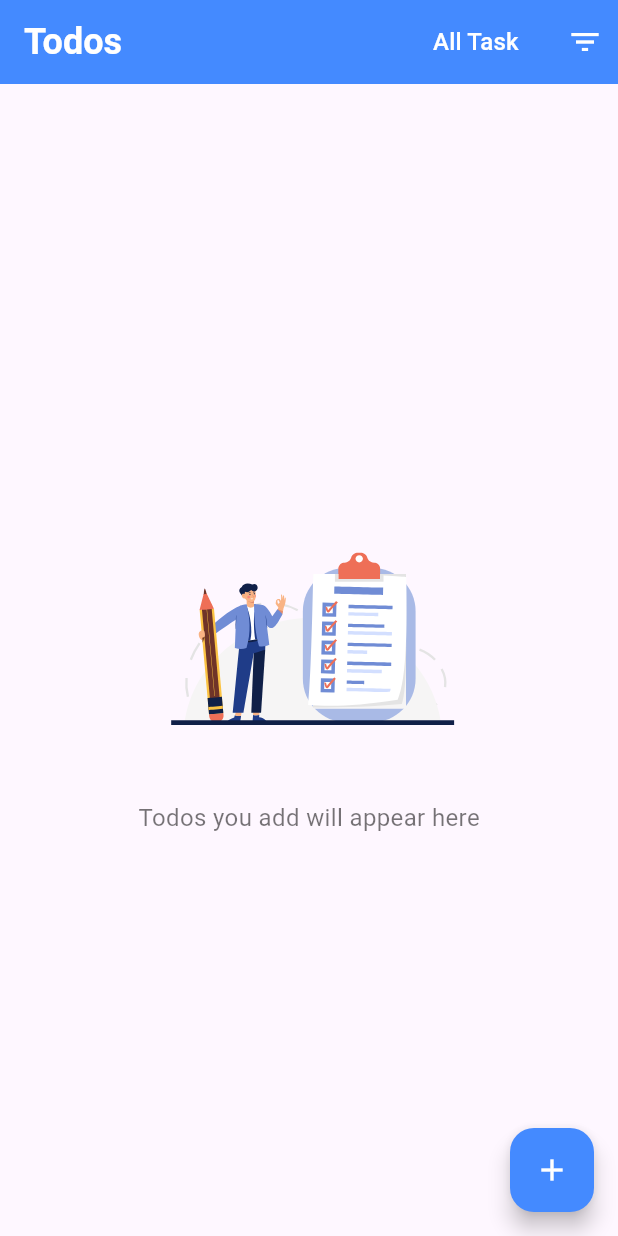
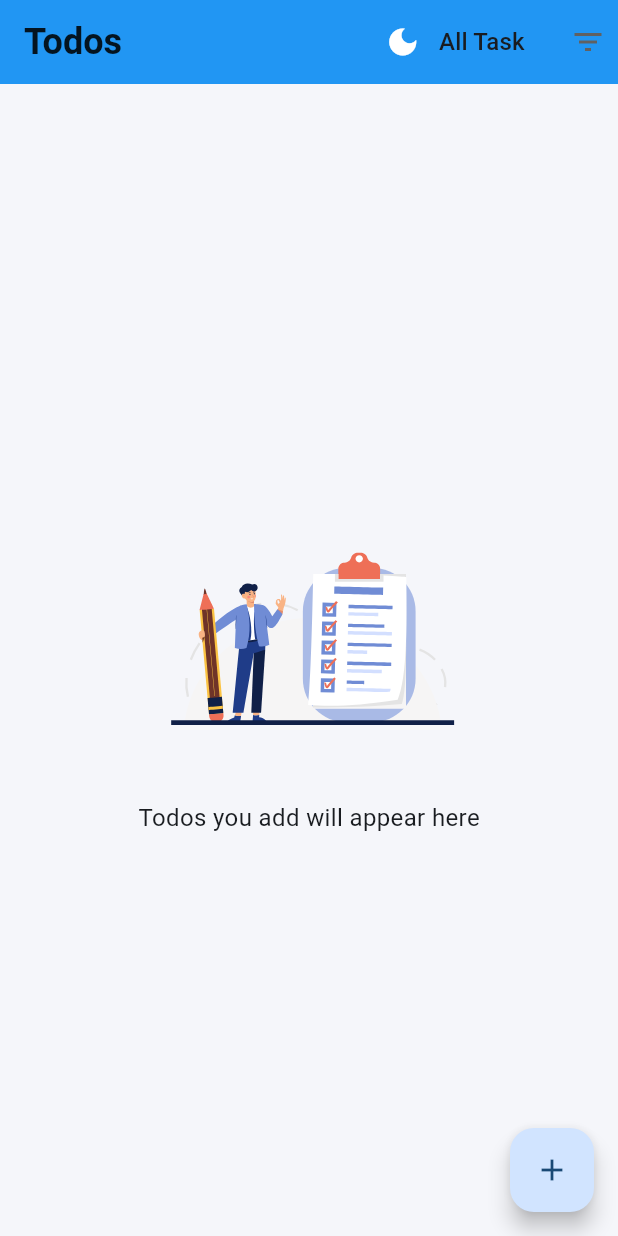
Before and after one commit to Ranj1/Taskly, a Flutter app: the screen it shows after launch, on a phone screen of 412 x 824 dp. Run offline on Flutter 3.47's test engine with Material 3 defaults, Android fonts, the phone set to English and light mode, and no system bars; our stand-ins replace device_preview, equatable, flutter_bloc, lottie, sqflite; accounts and stored records are empty.

Commit message:
theme toggle added

```diff
--- a/lib/bloc/task_bloc.dart
+++ b/lib/bloc/task_bloc.dart
@@ -2,7 +2,7 @@ import 'package:flutter_bloc/flutter_bloc.dart';
 import 'task_event.dart';
 import 'task_state.dart';
 import '../../data/database/task_database.dart';
-import '../../data/models/task_model.dart';
+
 
 class TaskBloc extends Bloc<TaskEvent, TaskState> {
   final TaskDatabase db;
@@ -26,7 +26,6 @@ class TaskBloc extends Bloc<TaskEvent, TaskState> {
   }
 
   Future<void> _onAddTask(AddTask event, Emitter<TaskState> emit) async {
-    print(event.task);
     await db.insertTask(event.task);
     add(LoadTasks());
   }
--- a/lib/data/database/task_database.dart
+++ b/lib/data/database/task_database.dart
@@ -40,13 +40,13 @@ class TaskDatabase {
     ''');
   }
 
-  // 🔹 Insert a task
+  // Insert a task
   Future<int> insertTask(Task task) async {
     final db = await database;
     return await db.insert('tasks', task.toMap());
   }
 
-  // 🔹 Get all tasks
+  // Get all tasks
   Future<List<Task>> getTasks() async {
     final db = await database;
     final result = await db.query('tasks', orderBy: 'dueDate ASC');
--- a/lib/main.dart
+++ b/lib/main.dart
@@ -1,36 +1,116 @@
 import 'package:flutter/material.dart';
 import 'package:flutter_bloc/flutter_bloc.dart';
-
+import 'package:device_preview/device_preview.dart';
 import 'bloc/task_bloc.dart';
 import 'bloc/task_event.dart';
 import 'data/database/task_database.dart';
 import 'pages/home_page.dart';
 
-void main() {
+void main() async {
   WidgetsFlutterBinding.ensureInitialized();
   final taskDatabase = TaskDatabase();
 
-  runApp(MyApp(taskDatabase: taskDatabase));
+  runApp(
+    DevicePreview(
+      enabled: false,
+      builder: (context) => MyApp(taskDatabase: taskDatabase),
+    ),
+  );
 }
 
 class MyApp extends StatelessWidget {
   final TaskDatabase taskDatabase;
 
-  const MyApp({Key? key, required this.taskDatabase}) : super(key: key);
+  MyApp({Key? key, required this.taskDatabase}) : super(key: key);
+
+  final ValueNotifier<ThemeMode> themeNotifier = ValueNotifier(ThemeMode.light);
 
   @override
   Widget build(BuildContext context) {
+    return ValueListenableBuilder(
+      valueListenable: themeNotifier,
+      builder: (context, themeMode, _) {
         return BlocProvider(
           create: (_) => TaskBloc(db: taskDatabase)..add(LoadTasks()),
           child: MaterialApp(
             debugShowCheckedModeBanner: false,
             title: 'Taskly',
             theme: ThemeData(
-          primarySwatch: Colors.blue,
-          visualDensity: VisualDensity.adaptivePlatformDensity,
+              colorScheme: ColorScheme.fromSeed(
+                seedColor: Colors.blue,
+                brightness: Brightness.light,
+                background: Color(0xFFF5F6FA),
+                surface: Colors.white,
+                onBackground: Colors.black87,
+                onPrimary: Colors.white,
+                primary: Colors.blue,
               ),
-        home:  HomePage(),
+              appBarTheme: const AppBarTheme(
+                backgroundColor: Colors.blue,
+                foregroundColor: Colors.white,
+                surfaceTintColor: Colors.transparent,
+                elevation: 0,
+                iconTheme: IconThemeData(
+                  color: Colors.white,
                 ),
+                titleTextStyle: TextStyle(
+                  color: Colors.black87,
+                  fontSize: 24,
+                  fontWeight: FontWeight.w600,
+                ),
+              ),
+              iconTheme: const IconThemeData(
+                color: Colors.blue,
+              ),
+              elevatedButtonTheme: ElevatedButtonThemeData(
+                style: ElevatedButton.styleFrom(
+                  backgroundColor: Colors.blue,
+                  foregroundColor: Colors.white,
+                  shape: RoundedRectangleBorder(
+                    borderRadius: BorderRadius.circular(8),
+                  ),
+                  padding: const EdgeInsets.symmetric(vertical: 14),
+                ),
+              ),
+              checkboxTheme: CheckboxThemeData(
+                checkColor: MaterialStateProperty.all(Colors.white),
+                fillColor: MaterialStateProperty.all(Colors.blue),
+                shape: RoundedRectangleBorder(
+                  borderRadius: BorderRadius.circular(4),
+                ),
+              ),
+              scaffoldBackgroundColor: const Color(0xFFF5F6FA),
+              useMaterial3: true,
+            ),
+            darkTheme: ThemeData(
+              colorScheme: ColorScheme.fromSeed(
+                seedColor: Colors.blueAccent,
+                brightness: Brightness.dark,
+                background: Color(0xFF121212),
+                surface: Color(0xFF1E1E1E),
+                onBackground: Colors.white70,
+                onPrimary: Colors.black,
+              ),
+              appBarTheme: const AppBarTheme(
+                backgroundColor: Color(0xFF121212),
+                foregroundColor: Colors.white70,
+
+                elevation: 0,
+              ),
+              scaffoldBackgroundColor: Color(0xFF121212),
+              useMaterial3: false,
+            ),
+            themeMode: themeMode,
+            home: HomePage(
+              onToggleTheme: () {
+                themeNotifier.value = themeNotifier.value == ThemeMode.light
+                    ? ThemeMode.dark
+                    : ThemeMode.light;
+              },
+            ),
+          ),
+        );
+      },
     );
   }
 }
--- a/lib/pages/home_page.dart
+++ b/lib/pages/home_page.dart
@@ -10,7 +10,9 @@ import 'task_form_page.dart';
 enum Filter { all, completed, pending }
 
 class HomePage extends StatefulWidget {
-  const HomePage({Key? key}) : super(key: key);
+  final VoidCallback onToggleTheme;
+
+  const HomePage({Key? key, required this.onToggleTheme}) : super(key: key);
 
   @override
   State<HomePage> createState() => _HomePageState();
@@ -45,7 +47,7 @@ class _HomePageState extends State<HomePage> {
           const SizedBox(height: 10),
           const Text(
             'Todos you add will appear here',
-            style: TextStyle(fontSize: 16, color: Colors.black54),
+            style: TextStyle(fontSize: 16),
           ),
         ],
       ),
@@ -91,12 +93,9 @@ class _HomePageState extends State<HomePage> {
         );
       },
       child: Card(
-        color: Colors.white,
-        margin: const EdgeInsets.symmetric(horizontal: 16, vertical: 8),
         shape: RoundedRectangleBorder(borderRadius: BorderRadius.circular(12)),
         elevation: 3,
         child: ListTile(
-          contentPadding: const EdgeInsets.symmetric(vertical: 8, horizontal: 16),
           title: Text(
             task.title,
             style: TextStyle(
@@ -108,14 +107,10 @@ class _HomePageState extends State<HomePage> {
             crossAxisAlignment: CrossAxisAlignment.start,
             children: [
               const SizedBox(height: 4),
-              Row(
-                children: [
               if (task.label.isNotEmpty)
                 Text(
                   task.label,
                   style: const TextStyle(fontSize: 12),
-                    ),
-                ],
                 ),
               const SizedBox(height: 10),
               Row(
@@ -136,17 +131,16 @@ class _HomePageState extends State<HomePage> {
             ],
           ),
           trailing: Checkbox(
-            side: const BorderSide(
-              color: Colors.grey,
-              width: 1.5,
-            ),
+            side: const BorderSide(width: 1.5),
             value: task.isDone,
             onChanged: (_) => context.read<TaskBloc>().add(ToggleTaskStatus(task)),
           ),
           onTap: () async {
             await Navigator.push(
               context,
-              MaterialPageRoute(builder: (_) => TaskFormPage(task: task)),
+              MaterialPageRoute(
+                builder: (_) => TaskFormPage(task: task),
+              ),
             );
             context.read<TaskBloc>().add(LoadTasks());
           },
@@ -159,37 +153,48 @@ class _HomePageState extends State<HomePage> {
   Widget build(BuildContext context) {
     return Scaffold(
       appBar: AppBar(
-        backgroundColor: Colors.blueAccent,
-        foregroundColor: Colors.white,
         title: const Text(
           'Todos',
           style: TextStyle(fontSize: 24, fontWeight: FontWeight.w600),
         ),
         actions: [
+          IconButton(
+            icon: Icon(
+              Theme.of(context).brightness == Brightness.light
+                  ? Icons.dark_mode
+                  : Icons.light_mode,
+            ),
+            tooltip: 'Toggle Theme',
+            onPressed: widget.onToggleTheme,
+          ),
           Padding(
-            padding: EdgeInsets.only(right:10,left: 10),
+            padding: const EdgeInsets.only(right: 8.0),
             child: DropdownButton<Filter>(
               value: _selectedFilter,
               underline: const SizedBox(),
-              icon: const Icon(Icons.filter_list, color: Colors.white),
-              dropdownColor: Colors.blueAccent,
-              onChanged: (newValue) {
-                if (newValue != null) {
-                  setState(() => _selectedFilter = newValue);
-                }
-              },
+              icon: const Icon(Icons.filter_list),
+              onChanged: (newValue) => setState(() => _selectedFilter = newValue!),
               items: [
                 DropdownMenuItem(
                   value: Filter.all,
-                  child: Container(padding: EdgeInsets.only(right:10),child: const Text('All Task', style: TextStyle(color: Colors.white))),
+                  child: Padding(
+                    padding: const EdgeInsets.only(right: 8.0),
+                    child: const Text('All Task'),
+                  ),
                 ),
                 DropdownMenuItem(
                   value: Filter.completed,
-                  child: Container(padding: EdgeInsets.only(right:10),child: const Text('Completed', style: TextStyle(color: Colors.white))),
+                  child: Padding(
+                    padding: const EdgeInsets.only(right: 8.0),
+                    child: const Text('Completed'),
+                  ),
                 ),
                 DropdownMenuItem(
                   value: Filter.pending,
-                  child: const Text('Pending', style: TextStyle(color: Colors.white)),
+                  child: Padding(
+                    padding: const EdgeInsets.only(right: 8.0),
+                    child: const Text('Pending'),
+                  ),
                 ),
               ],
             ),
@@ -197,7 +202,6 @@ class _HomePageState extends State<HomePage> {
         ],
       ),
       floatingActionButton: FloatingActionButton(
-        backgroundColor: Colors.blueAccent,
         onPressed: () async {
           await Navigator.push(
             context,
@@ -205,7 +209,7 @@ class _HomePageState extends State<HomePage> {
           );
           context.read<TaskBloc>().add(LoadTasks());
         },
-        child: const Icon(Icons.add, color: Colors.white),
+        child: const Icon(Icons.add),
       ),
       body: BlocBuilder<TaskBloc, TaskState>(
         builder: (context, state) {
@@ -215,10 +219,13 @@ class _HomePageState extends State<HomePage> {
             final filteredTasks = _applyFilter(state.tasks);
             return filteredTasks.isEmpty
                 ? _buildEmptyState()
-                : ListView(
+                : Padding(
+                  padding: const EdgeInsets.all(12.0),
+                  child: ListView(
                           children: filteredTasks
                     .map((task) => _buildTaskCard(context, task))
                     .toList(),
+                  ),
                 );
           } else if (state is TaskError) {
             return Center(
--- a/pubspec.yaml
+++ b/pubspec.yaml
@@ -23,6 +23,7 @@ dependencies:
   intl: ^0.19.0
   flutter_slidable: ^3.1.0
   lottie: ^3.1.0
+  device_preview: ^1.2.0
 
 dev_dependencies:
   flutter_test:
```
Also changed, not shown: lib/pages/task_form_page.dart (+14 -41 lines), lib/utils/todo_list.dart (deleted, +0 -73 lines), lib/utils/constants.dart (deleted), pubspec.lock. Lines whose indentation alone changed are shown as unchanged.
